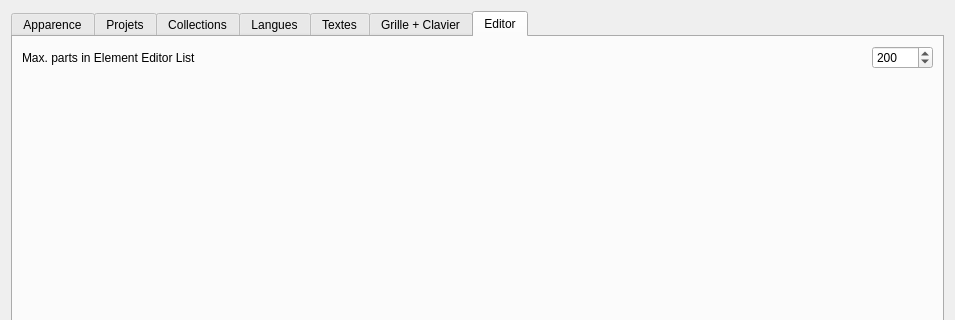
qelectrotech/qelectrotech-source-mirror, file sources/ui/configpage/generalconfigurationpage.ui: the form before one commit; both pictures show x 0 to 955 and y 0 to 320 of the 955 by 570 pixel window.
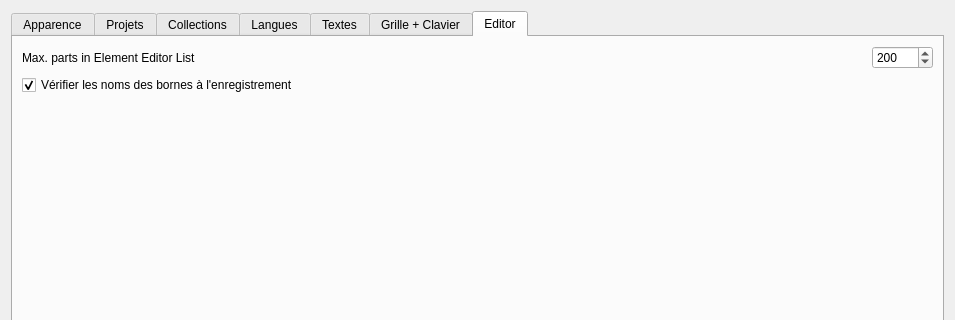
The form after the commit. The open tabs and pages were chosen to show the change. Custom widgets are drawn as their Qt base class.

Commit message: Add a terminal name check when saving an element

```diff
--- a/sources/ui/configpage/generalconfigurationpage.ui
+++ b/sources/ui/configpage/generalconfigurationpage.ui
@@ -1240,6 +1240,19 @@
          </item>
         </layout>
        </item>
+       <item>
+        <widget class="QCheckBox" name="m_check_terminal_names_cb">
+         <property name="toolTip">
+          <string>À l'enregistrement d'un élément : refuser deux bornes portant le même nom, et signaler les bornes sans nom (IEC 61666).</string>
+         </property>
+         <property name="text">
+          <string>Vérifier les noms des bornes à l'enregistrement</string>
+         </property>
+         <property name="checked">
+          <bool>true</bool>
+         </property>
+        </widget>
+       </item>
        <item>
         <spacer name="verticalSpacer_6">
          <property name="orientation">
```
Left out of the diff: 1 changed line with no effect on the pictures. The commit also changes 6 other files.
